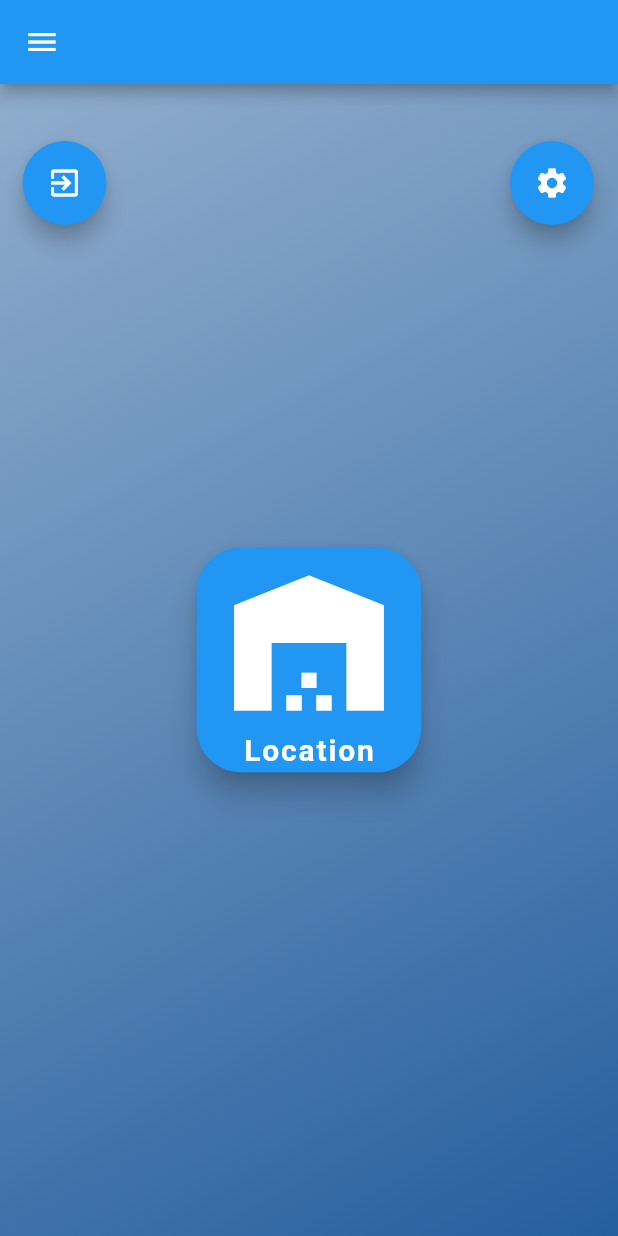
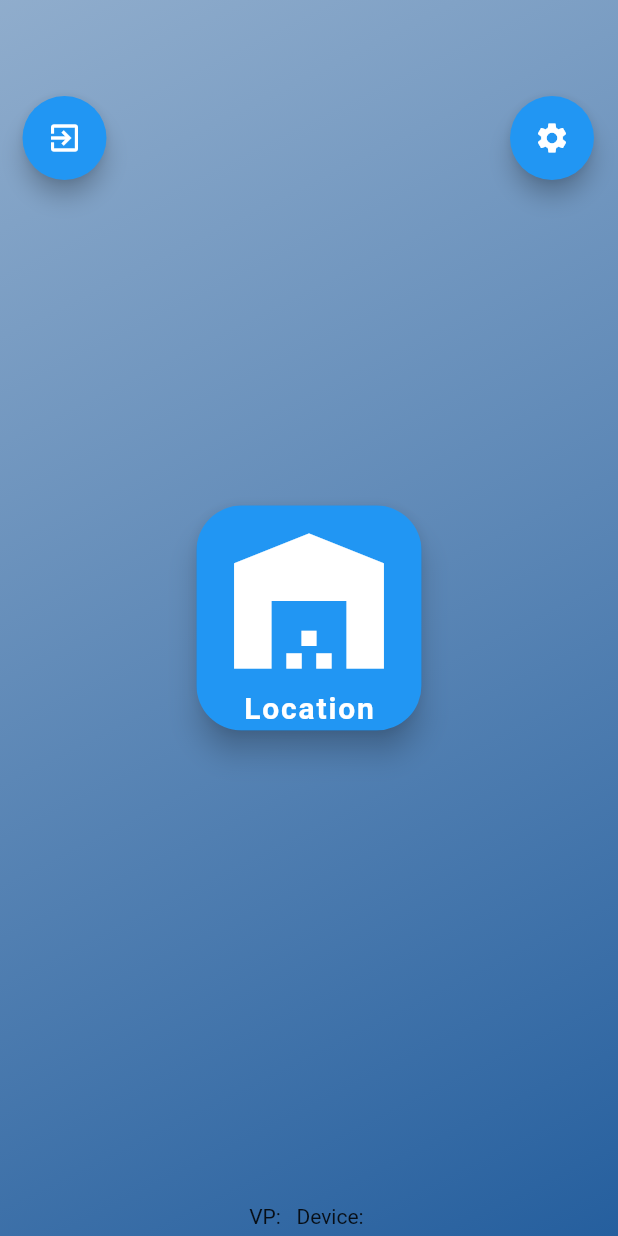
Before and after one commit to MConcoba/Ubicaciones-App-Handle, a Flutter app: the Home screen opened by its route, on a phone screen of 412 x 824 dp. Run offline on Flutter 3.47's test engine with Material 2 defaults, Android fonts, the phone set to English and light mode, and no system bars; our stand-ins replace audioplayers, device_info_plus, flutter_dotenv, shared_preferences; missing offline and left inert: honeywell_scanner, is_first_run, sql_conn; accounts and stored records are empty.

Commit message:
add: infor app in home screen

```diff
--- a/lib/src/screens/home.dart
+++ b/lib/src/screens/home.dart
@@ -1,9 +1,10 @@
 import 'package:flutter/material.dart';
 import 'package:flutter/src/widgets/framework.dart';
+import 'package:flutter_dotenv/flutter_dotenv.dart';
 import 'package:locations/src/screens/new_location_screen.dart';
 import 'package:locations/src/screens/settings.dart';
-import 'package:locations/src/widgets/app_drawer.dart';
 import 'package:provider/provider.dart';
+import 'package:shared_preferences/shared_preferences.dart';
 
 import '../providers/auth.dart';
 
@@ -15,17 +16,21 @@ class Home extends StatefulWidget {
 }
 
 class _HomeState extends State<Home> {
-  void loc(BuildContext ctx) {
-    showDialog(
-      context: ctx,
-      builder: (_) {
-        return AlertDialog(
-          title: Text('Settings'),
-          content: Settings(),
-          //behavior: HitTestBehavior.opaque,
-        );
-      },
-    );
+  String version = 'VP:${dotenv.get("VERSION_APP")}';
+  String device = '';
+
+  @override
+  void initState() {
+    super.initState();
+    getData();
+  }
+
+  Future<void> getData() async {
+    final prefs = await SharedPreferences.getInstance();
+    device = prefs.getString('device')!;
+    setState(() {
+      print('Device $device');
+    });
   }
 
   void connecion(BuildContext ctx) {
@@ -42,19 +47,18 @@ class _HomeState extends State<Home> {
   }
 
   void logout(BuildContext ctx) {
-    Navigator.of(context).pop();
-    Navigator.of(context).pushReplacementNamed('/');
     Provider.of<Auth>(context, listen: false).logout();
+    Navigator.of(context).pushReplacementNamed('/auth');
   }
 
   @override
   Widget build(BuildContext context) {
     final deviceSize = MediaQuery.of(context).size;
     return Scaffold(
-      appBar: AppBar(
+      /* appBar: AppBar(
         title: Text(''),
       ),
-      drawer: AppDrawer(),
+      drawer: AppDrawer(), */
       body: Stack(
         children: <Widget>[
           Container(
@@ -110,13 +114,20 @@ class _HomeState extends State<Home> {
                 ),
               ),
             ),
+          ),
+          Align(
+            alignment: Alignment.bottomCenter,
+            child: Padding(
+              padding: const EdgeInsets.only(bottom: 5),
+              child: Text('$version   Device: $device'),
+            ),
           )
         ],
       ),
       floatingActionButton: Stack(
         children: <Widget>[
           Padding(
-            padding: EdgeInsets.only(left: 31, top: 110),
+            padding: EdgeInsets.only(left: 31, top: 80),
             child: Align(
               alignment: Alignment.topLeft,
               child: FloatingActionButton(
@@ -127,7 +138,7 @@ class _HomeState extends State<Home> {
             ),
           ),
           Padding(
-            padding: EdgeInsets.only(left: 31, top: 110),
+            padding: EdgeInsets.only(left: 31, top: 80),
             child: Align(
               alignment: Alignment.topRight,
               child: FloatingActionButton(
```
Also changed, not shown: lib/main.dart (+6 -64 lines).
